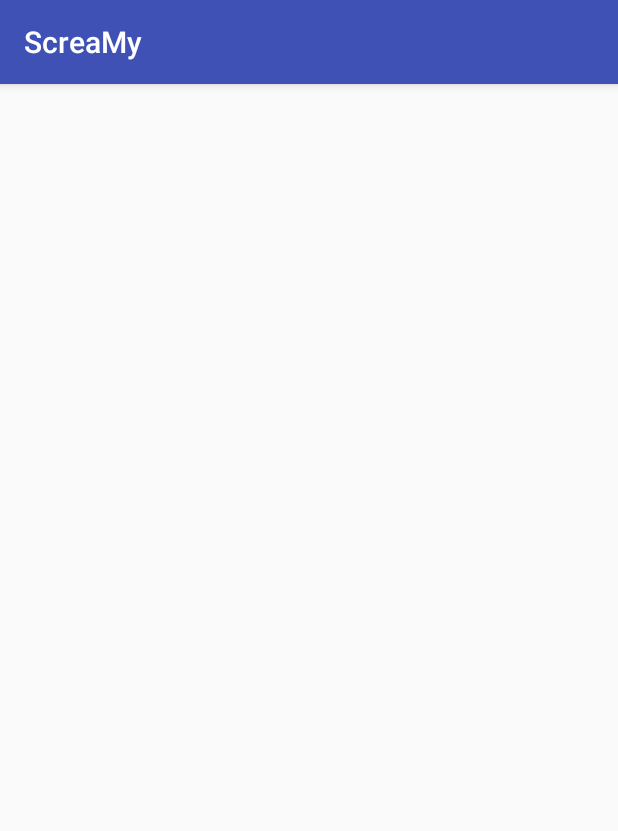
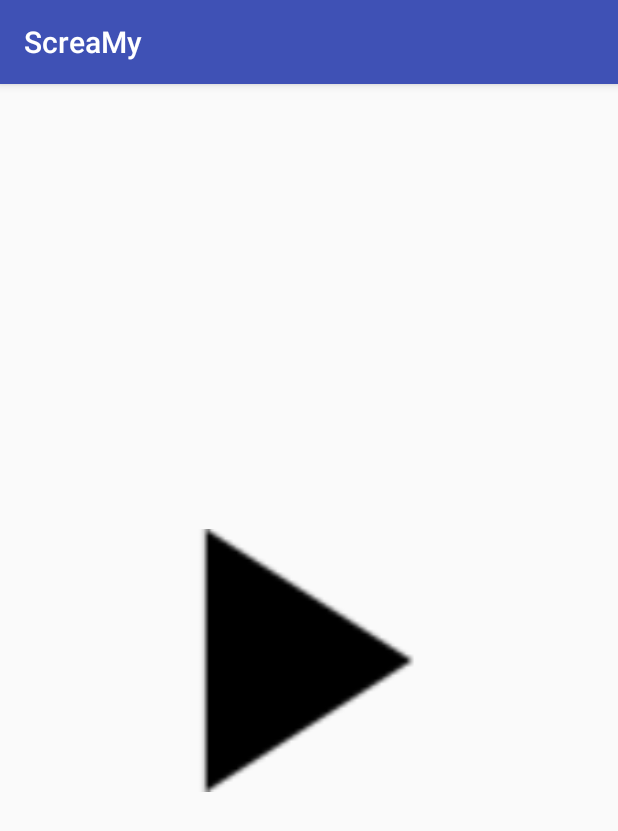
Before and after one commit to gergesh/screamy, an Android app: the screen it shows after launch (MainActivity), on a phone screen of 412 x 824 dp. Shown: the top 831 px of the screen. Run offline under Robolectric (Android 15) with nearby library versions, the phone set to English and light mode, and no system bars.

Commit message:
Add start/stop button

```diff
--- a/app/src/main/AndroidManifest.xml
+++ b/app/src/main/AndroidManifest.xml
@@ -11,7 +11,6 @@
         <activity android:name=".MainActivity">
             <intent-filter>
                 <action android:name="android.intent.action.MAIN" />
-
                 <category android:name="android.intent.category.LAUNCHER" />
             </intent-filter>
         </activity>
--- a/app/src/main/java/com/screamy/MainActivity.java
+++ b/app/src/main/java/com/screamy/MainActivity.java
@@ -1,30 +1,63 @@
 package com.screamy;
 
+import android.app.ActivityManager;
 import android.content.Context;
 import android.content.Intent;
+import android.content.SharedPreferences;
 import android.hardware.Sensor;
 import android.hardware.SensorEvent;
 import android.hardware.SensorEventListener;
 import android.hardware.SensorManager;
 import android.media.MediaPlayer;
+import android.preference.PreferenceManager;
 import android.support.v7.app.AppCompatActivity;
 import android.os.Bundle;
 import android.hardware.Sensor;
 import android.hardware.SensorEvent;
 import android.util.Log;
+import android.view.View;
+import android.widget.ImageButton;
 import android.widget.Toast;
 
-public class MainActivity extends AppCompatActivity {
-    private SensorManager senSensorManager;
-    private Sensor senAccelerometer;
-
-    private long lastUpdate = 0;
-    private float last_x, last_y, last_z;
+public class MainActivity extends AppCompatActivity implements View.OnClickListener {
+    ImageButton toggleButton;
 
     @Override
     protected void onCreate(Bundle savedInstanceState) {
         super.onCreate(savedInstanceState);
         setContentView(R.layout.activity_main);
-        startService(new Intent(this, ScreamyService.class));
+        toggleButton = (ImageButton) findViewById(R.id.toggle_image_button);
+        toggleButton.setOnClickListener(this);
+        if (isScreamyServiceRunning()) {
+            toggleButton.setImageResource(R.drawable.stop_button);
+        } else {
+            toggleButton.setImageResource(R.drawable.play_arrow);
+        }
+    }
+
+    @Override
+    public void onClick(View v) {
+        switch (v.getId()){
+            case R.id.toggle_image_button:
+                if (isScreamyServiceRunning()) {
+                    stopService(new Intent(this, ScreamyService.class));
+                    toggleButton.setImageResource(R.drawable.play_arrow);
+
+                } else {
+                    startService(new Intent(this, ScreamyService.class));
+                    toggleButton.setImageResource(R.drawable.stop_button);
+                }
+                break;
+        }
+    }
+
+    private boolean isScreamyServiceRunning() {
+        ActivityManager manager = (ActivityManager) getSystemService(ACTIVITY_SERVICE);
+        for (ActivityManager.RunningServiceInfo service : manager.getRunningServices(Integer.MAX_VALUE)) {
+            if ("com.screamy.ScreamyService".equals(service.service.getClassName())) {
+                return true;
+            }
+        }
+        return false;
     }
 }
--- a/app/src/main/res/layout/activity_main.xml
+++ b/app/src/main/res/layout/activity_main.xml
@@ -7,6 +7,26 @@
     android:layout_height="match_parent"
     tools:context="com.screamy.MainActivity"
     tools:layout_editor_absoluteX="0dp"
-    tools:layout_editor_absoluteY="81dp">
+    tools:layout_editor_absoluteY="81dp"
+    app:layout_constraintRight_toRightOf="@+id/activity_main"
+    tools:layout_constraintRight_creator="0">
 
+ <ImageButton
+     android:src="@drawable/stop_button"
+     android:layout_width="236dp"
+     android:layout_height="175dp"
+     tools:layout_editor_absoluteX="62dp"
+     tools:layout_editor_absoluteY="168dp"
+     android:id="@+id/toggle_image_button"
+     android:scaleType="fitCenter"
+     android:background="@null"
+     app:layout_constraintLeft_toLeftOf="@+id/activity_main"
+     tools:layout_constraintLeft_creator="0"
+     app:layout_constraintTop_toTopOf="@+id/activity_main"
+     tools:layout_constraintTop_creator="0"
+     app:layout_constraintRight_toRightOf="@+id/activity_main"
+     tools:layout_constraintRight_creator="0"
+     app:layout_constraintBottom_toBottomOf="@+id/activity_main"
+     tools:layout_constraintBottom_creator="0"
+     android:contentDescription="@string/toggle_scream_button" />
 </android.support.constraint.ConstraintLayout>
--- a/app/src/main/res/values/strings.xml
+++ b/app/src/main/res/values/strings.xml
@@ -1,3 +1,5 @@
 <resources>
     <string name="app_name">ScreaMy</string>
+    <string name="play_button">Play</string>
+    <string name="toggle_scream_button">toggle scream button</string>
 </resources>
```
Also changed, not shown: app/src/main/res/drawable/play_arrow.png (added), app/src/main/res/drawable/stop_button.png (added).
